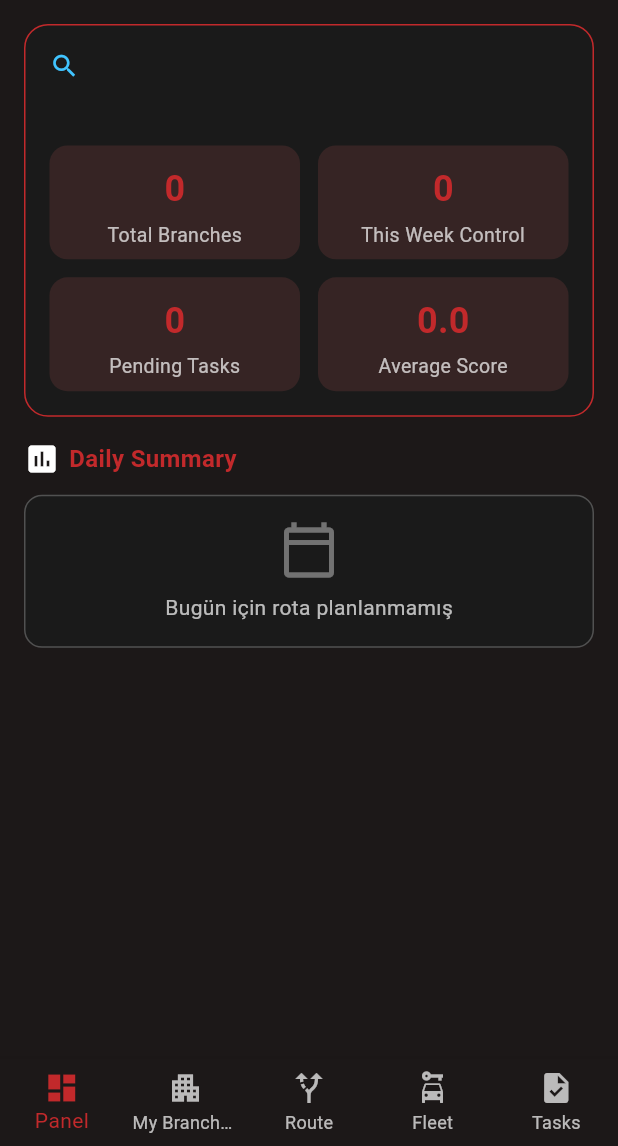
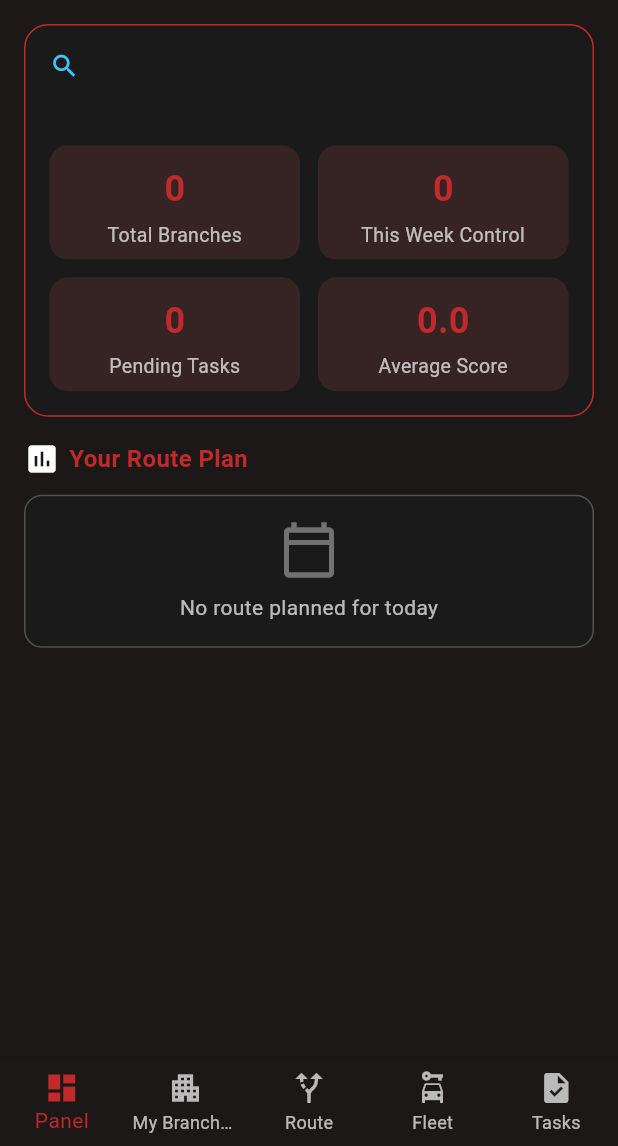
Before and after one commit to EnesAgir-7/Haus_des_Doners_Control_App, a Flutter app: the screen it shows once a user with an empty profile is signed in, on a phone screen of 412 x 824 dp, the part 90-1236 px from its top. Run offline on Flutter 3.47's test engine with Material 3 defaults, Android fonts, the phone set to English and light mode, and no system bars; our stand-ins replace camera, cloud_firestore, easy_localization, firebase_auth, firebase_core, firebase_storage and 3 more; accounts and stored records are empty; Roboto replaces fonts that are missing (GTWalsheimPro-Regular.ttf).

Commit message:
small other changes

```diff
--- a/assets/translations/de.json
+++ b/assets/translations/de.json
@@ -120,5 +120,13 @@
   "vehicle_assigned_success": "Fahrzeug erfolgreich zugewiesen",
   "vehicle_assign_error": "Fehler beim Zuweisen des Fahrzeugs: {error}",
   "vehicle_unassign_success": "Fahrzeugzuweisung erfolgreich entfernt",
-  "vehicle_unassign_error": "Fehler beim Entfernen der Fahrzeugzuweisung: {error}"
+  "vehicle_unassign_error": "Fehler beim Entfernen der Fahrzeugzuweisung: {error}",
+  "monthly_progress": "Monatlicher Fortschritt",
+  "branches_checked": "Filialen überprüft",
+  "no_route_today": "Heute ist keine Route geplant",
+  "current_location": "Aktueller Standort",
+  "score": "Bewertung",
+  "view_all_route": "Gesamte Route anzeigen",
+  "stops": "Stopps",
+  "your_route_plan": "Ihr Routenplaner"
 }
--- a/assets/translations/en.json
+++ b/assets/translations/en.json
@@ -120,5 +120,13 @@
   "vehicle_assigned_success": "Vehicle assigned successfully",
   "vehicle_assign_error": "Error assigning vehicle: {error}",
   "vehicle_unassign_success": "Vehicle unassignment successful",
-  "vehicle_unassign_error": "Error unassigning vehicle: {error}"
+  "vehicle_unassign_error": "Error unassigning vehicle: {error}",
+  "monthly_progress": "Monthly Progress",
+  "branches_checked": "branches checked",
+  "no_route_today": "No route planned for today",
+  "current_location": "Current Location",
+  "score": "Score",
+  "view_all_route": "View All Route",
+  "stops": "stops",
+  "your_route_plan": "Your Route Plan"
 }
--- a/assets/translations/tr.json
+++ b/assets/translations/tr.json
@@ -120,5 +120,13 @@
   "vehicle_assigned_success": "Araç başarıyla atandı",
   "vehicle_assign_error": "Araç atanırken hata oluştu: {error}",
   "vehicle_unassign_success": "Araç ataması kaldırıldı",
-  "vehicle_unassign_error": "Araç ataması kaldırılırken hata oluştu: {error}"
+  "vehicle_unassign_error": "Araç ataması kaldırılırken hata oluştu: {error}",
+  "monthly_progress": "Aylık İlerleme",
+  "branches_checked": "şube kontrol edildi",
+  "no_route_today": "Bugün için rota planlanmamış",
+  "current_location": "Şu anki konum",
+  "score": "Puan",
+  "view_all_route": "Tüm rotayı gör",
+  "stops": "durak",
+  "your_route_plan": "Rota Planınız"
 }
--- a/lib/main.dart
+++ b/lib/main.dart
@@ -11,7 +11,6 @@ import 'package:haus_des_control/providers/provider_tasks.dart';
 import 'package:haus_des_control/translations/codegen_loader.g.dart';
 import 'package:provider/provider.dart';
 
-import 'admin/screens/screen_admin_dashboard.dart';
 import 'core/theme/app_theme.dart';
 import 'layouts/bottom_nav_bar.dart';
 import 'providers/provider_branches.dart';
--- a/lib/screens/user/panel_page.dart
+++ b/lib/screens/user/panel_page.dart
@@ -20,7 +20,6 @@ class _PanelPageState extends State<PanelPage> {
   void initState() {
     super.initState();
     WidgetsBinding.instance.addPostFrameCallback((_) {
-      // Initialize both providers
       context.read<ProviderPanel>().initialize();
       context.read<ProviderRoute>().initialize();
     });
@@ -56,7 +55,7 @@ class _PanelPageState extends State<PanelPage> {
                     ),
                     SizedBox(height: 16),
                     Text(
-                      'Hata oluştu',
+                      LocaleKeys.error_occurred.tr(),
                       style: TextStyle(
                         color: Colors.white,
                         fontSize: 18,
@@ -78,7 +77,7 @@ class _PanelPageState extends State<PanelPage> {
                       style: ElevatedButton.styleFrom(
                         backgroundColor: AppColors.primaryRed,
                       ),
-                      child: Text('Tekrar Dene'),
+                      child: Text(LocaleKeys.try_again.tr()),
                     ),
                   ],
                 ),
@@ -89,12 +88,10 @@ class _PanelPageState extends State<PanelPage> {
               padding: const EdgeInsets.all(16),
               child: Column(
                 crossAxisAlignment: CrossAxisAlignment.start,
-                mainAxisSize: MainAxisSize.min,
-                mainAxisAlignment: MainAxisAlignment.start,
                 children: [
                   DashboardCard(provider: panelProvider),
                   const SizedBox(height: 16),
-                  DailySummarySection(),
+                  const DailySummarySection(),
                 ],
               ),
             );
@@ -176,7 +173,6 @@ class DashboardCard extends StatelessWidget {
             ],
           ),
 
-          // Progress indicator
           if (stats != null) ...[
             const SizedBox(height: 16),
             Container(
@@ -192,7 +188,7 @@ class DashboardCard extends StatelessWidget {
                     mainAxisAlignment: MainAxisAlignment.spaceBetween,
                     children: [
                       Text(
-                        'Aylık İlerleme',
+                        LocaleKeys.monthly_progress.tr(),
                         style: TextStyle(
                           color: Colors.white,
                           fontSize: 13,
@@ -223,7 +219,7 @@ class DashboardCard extends StatelessWidget {
                   ),
                   const SizedBox(height: 8),
                   Text(
-                    '${provider.completedInspections} / ${provider.totalBranches} şube kontrol edildi',
+                    '${provider.completedInspections} / ${provider.totalBranches} ${LocaleKeys.branches_checked.tr()}',
                     style: TextStyle(color: Colors.white70, fontSize: 11),
                   ),
                 ],
@@ -303,7 +299,7 @@ class DailySummarySection extends StatelessWidget {
                   const Icon(Icons.insert_chart),
                   const SizedBox(width: 6),
                   Text(
-                    LocaleKeys.daily_summary.tr(),
+                    LocaleKeys.your_route_plan.tr(),
                     style: const TextStyle(
                       color: AppColors.primaryRed,
                       fontWeight: FontWeight.bold,
@@ -330,7 +326,7 @@ class DailySummarySection extends StatelessWidget {
                       ),
                       SizedBox(height: 8),
                       Text(
-                        'Bugün için rota planlanmamış',
+                        LocaleKeys.no_route_today.tr(),
                         style: TextStyle(color: Colors.white70, fontSize: 14),
                       ),
                     ],
@@ -341,7 +337,6 @@ class DailySummarySection extends StatelessWidget {
           );
         }
 
-        // Show today's route stops
         return Column(
           crossAxisAlignment: CrossAxisAlignment.start,
           children: [
@@ -377,7 +372,6 @@ class DailySummarySection extends StatelessWidget {
             ),
             const SizedBox(height: 12),
 
-            // Show first 5 stops or all if less
             ...stops.take(5).map((stop) {
               Color statusColor;
               String statusText;
@@ -389,7 +383,7 @@ class DailySummarySection extends StatelessWidget {
                 statusIcon = Icons.check_box;
               } else if (stop.isCurrent) {
                 statusColor = Colors.blue;
-                statusText = 'Şu anki konum';
+                statusText = LocaleKeys.current_location.tr();
                 statusIcon = Icons.my_location;
               } else {
                 statusColor = Colors.amber;
@@ -405,7 +399,7 @@ class DailySummarySection extends StatelessWidget {
                   status: statusText,
                   statusColor: statusColor,
                   subtitle: stop.isCompleted
-                      ? "Puan: ${stop.inspectionId != null ? '9.0' : '-'}"
+                      ? "${LocaleKeys.score.tr()}: ${stop.inspectionId != null ? '9.0' : '-'}"
                       : "",
                   icon: statusIcon,
                 ),
@@ -416,17 +410,14 @@ class DailySummarySection extends StatelessWidget {
               const SizedBox(height: 8),
               Center(
                 child: TextButton.icon(
-                  onPressed: () {
-                    // Navigate to Route screen
-                    // You can implement this navigation
-                  },
+                  onPressed: () {},
                   icon: Icon(
                     Icons.route,
                     size: 16,
                     color: AppColors.primaryRed,
                   ),
                   label: Text(
-                    'Tüm rotayı gör (${stops.length} durak)',
+                    "${LocaleKeys.view_all_route.tr()} (${stops.length} ${LocaleKeys.stops.tr()})",
                     style: TextStyle(
                       color: AppColors.primaryRed,
                       fontSize: 13,
@@ -442,6 +433,7 @@ class DailySummarySection extends StatelessWidget {
     );
   }
 }
+
 // class PanelPage extends StatelessWidget {
 //   const PanelPage({super.key});
 
--- a/pubspec.yaml
+++ b/pubspec.yaml
@@ -47,6 +47,7 @@ dependencies:
   google_maps_flutter: ^2.13.1
   flutter_rating_bar: ^4.0.1
   cached_network_image: ^3.4.1
+  signature: ^6.3.0
 
 dev_dependencies:
   flutter_launcher_icons: "^0.14.4"
```
Also changed, not shown: lib/translations/codegen_loader.g.dart, lib/translations/locale_keys.g.dart, pubspec.lock.
